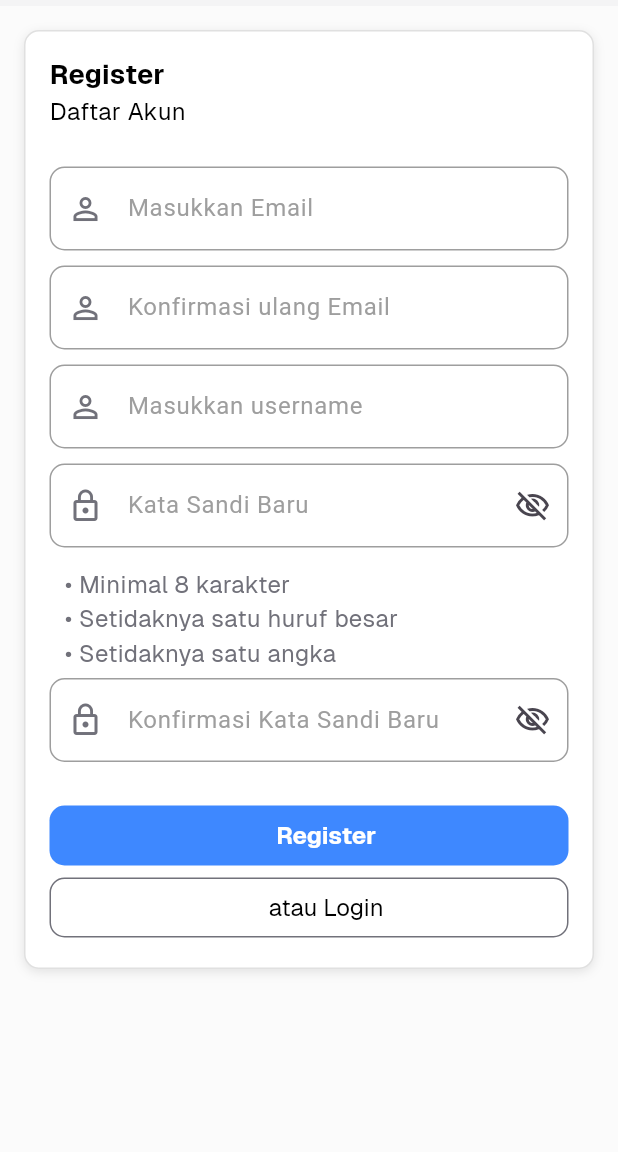
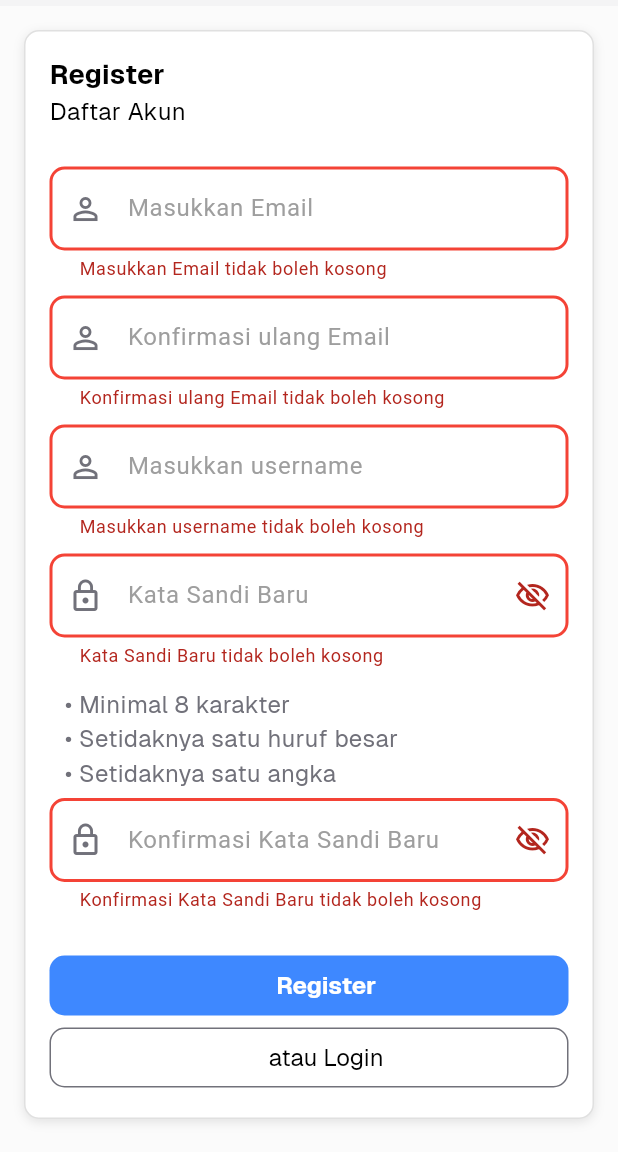
Before and after one commit to MuhammadYaumil1212/SummitDocs, a Flutter app: the SignupScreen screen opened directly, after a tap on "Register", on a phone screen of 412 x 824 dp, the part 84-1236 px from its top. Run offline on Flutter 3.47's test engine with Material 3 defaults, Android fonts, the phone set to English and light mode, and no system bars; our stand-ins replace bloc, dartz, dio, equatable, flutter_bloc, flutter_svg and 5 more; accounts and stored records are empty; project files that could hold a hidden picture were left out.

```diff
--- a/lib/Presentations/signup/widgets/register_card.dart
+++ b/lib/Presentations/signup/widgets/register_card.dart
@@ -19,6 +19,7 @@ class _RegisterCardState extends State<RegisterCard> {
   late final TextEditingController _username;
   late final TextEditingController _password;
   late final TextEditingController _confirmPassword;
+  final _formKey = GlobalKey<FormState>();
 
   @override
   void initState() {
@@ -40,6 +41,15 @@ class _RegisterCardState extends State<RegisterCard> {
     super.dispose();
   }
 
+  void _validateAndRegister() {
+    if (_formKey.currentState!.validate()) {
+      print("Register berhasil");
+    } else {
+      print("Validasi gagal");
+      FocusScope.of(context).requestFocus(FocusNode());
+    }
+  }
+
   Widget _buildTextField(
       String hint, TextEditingController controller, IconData icon,
       {bool obscureText = false}) {
@@ -48,6 +58,26 @@ class _RegisterCardState extends State<RegisterCard> {
       controller: controller,
       obscureText: obscureText,
       prefixIcon: Icon(icon, color: AppColors.grayBackground3),
+      validator: (value) {
+        if (value == null || value.isEmpty) {
+          return '$hint tidak boleh kosong';
+        }
+        if (hint == "Username" && value.length < 4) {
+          return 'Username minimal 4 karakter';
+        }
+        if (hint == "Password") {
+          if (value.length < 8) {
+            return 'Password minimal 8 karakter';
+          }
+          if (!RegExp(r'(?=.*[A-Z])').hasMatch(value)) {
+            return 'Password harus mengandung setidaknya satu huruf besar';
+          }
+          if (!RegExp(r'(?=.*\d)').hasMatch(value)) {
+            return 'Password harus mengandung setidaknya satu angka';
+          }
+        }
+        return null;
+      },
     );
   }
 
@@ -67,6 +97,8 @@ class _RegisterCardState extends State<RegisterCard> {
         ],
       ),
       padding: const EdgeInsets.all(16),
+      child: Form(
+        key: _formKey,
         child: Column(
           crossAxisAlignment: CrossAxisAlignment.start,
           children: [
@@ -78,7 +110,8 @@ class _RegisterCardState extends State<RegisterCard> {
             _buildTextField("Masukkan Email", _email, Icons.person_outline),
             _buildTextField(
                 "Konfirmasi ulang Email", _confirmEmail, Icons.person_outline),
-          _buildTextField("Masukkan username", _username, Icons.person_outline),
+            _buildTextField(
+                "Masukkan username", _username, Icons.person_outline),
             _buildTextField("Kata Sandi Baru", _password, Icons.lock_outline,
                 obscureText: true),
             const PasswordRulesWidget(),
@@ -86,7 +119,7 @@ class _RegisterCardState extends State<RegisterCard> {
                 Icons.lock_outline,
                 obscureText: true),
             const SizedBox(height: 20),
-          AppButton(text: "Register", action: () {}),
+            AppButton(text: "Register", action: _validateAndRegister),
             AppButton(
               action: () {
                 AppNavigator.pushAndRemove(
@@ -102,6 +135,7 @@ class _RegisterCardState extends State<RegisterCard> {
               borderColor: AppColors.grayBackground3,
             ),
           ],
+        ),
       ),
     );
   }
```
Lines whose indentation alone changed are shown as unchanged.
